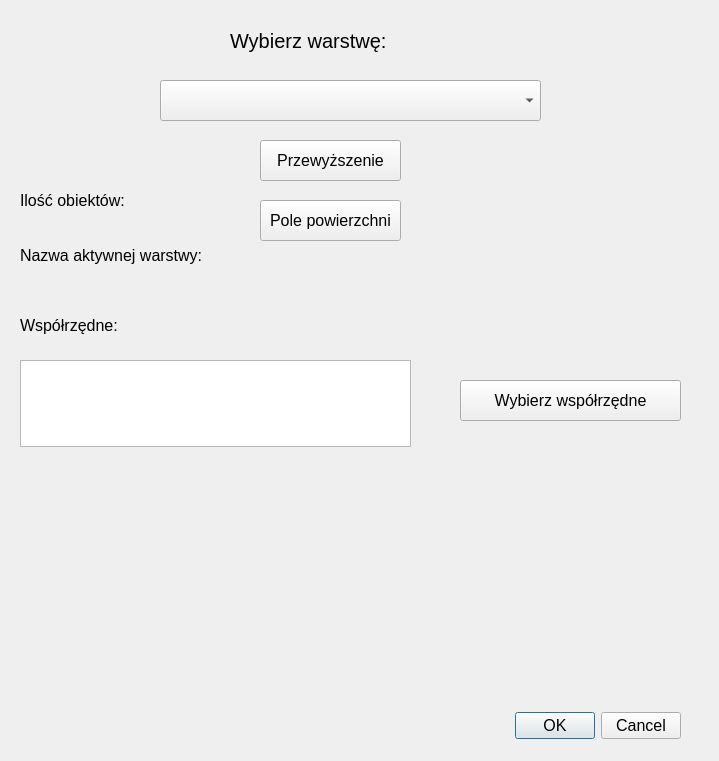
OlaZawadka/wtyczka, file inf_proj_2/INF_PROJ_2_dialog_base.ui: the form before one commit.
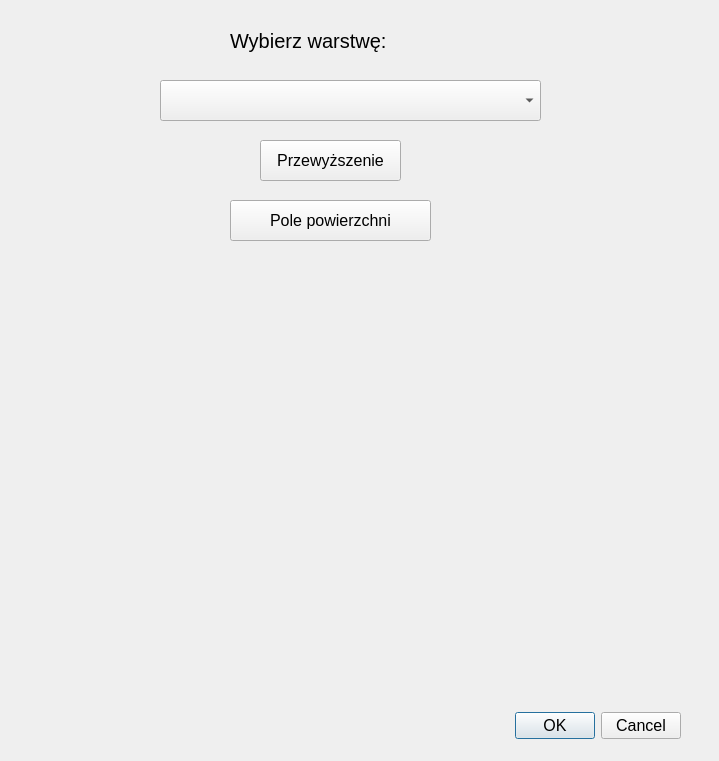
The form after the commit. Custom widgets are drawn as their Qt base class.

Commit message: zmiana wyglądu wtyczki

```diff
--- a/inf_proj_2/INF_PROJ_2_dialog_base.ui
+++ b/inf_proj_2/INF_PROJ_2_dialog_base.ui
@@ -80,85 +80,13 @@
     </rect>
    </property>
   </widget>
-  <widget class="QPushButton" name="pushButton">
-   <property name="geometry">
-    <rect>
-     <x>460</x>
-     <y>380</y>
-     <width>221</width>
-     <height>41</height>
-    </rect>
-   </property>
-   <property name="text">
-    <string>Wybierz współrzędne</string>
-   </property>
-  </widget>
-  <widget class="QTextEdit" name="wsp">
-   <property name="geometry">
-    <rect>
-     <x>20</x>
-     <y>360</y>
-     <width>391</width>
-     <height>87</height>
-    </rect>
-   </property>
-  </widget>
-  <widget class="QLabel" name="label_aktnazwa">
-   <property name="geometry">
-    <rect>
-     <x>20</x>
-     <y>240</y>
-     <width>291</width>
-     <height>31</height>
-    </rect>
-   </property>
-   <property name="font">
-    <font>
-     <pointsize>12</pointsize>
-    </font>
-   </property>
-   <property name="text">
-    <string>Nazwa aktywnej warstwy:</string>
-   </property>
-  </widget>
-  <widget class="QLabel" name="label_wsp">
-   <property name="geometry">
-    <rect>
-     <x>20</x>
-     <y>310</y>
-     <width>151</width>
-     <height>31</height>
-    </rect>
-   </property>
-   <property name="font">
-    <font>
-     <pointsize>12</pointsize>
-    </font>
-   </property>
-   <property name="text">
-    <string>Współrzędne:</string>
-   </property>
-  </widget>
-  <widget class="QLabel" name="label_ilosc">
-   <property name="geometry">
-    <rect>
-     <x>20</x>
-     <y>190</y>
-     <width>141</width>
-     <height>20</height>
-    </rect>
-   </property>
-   <property name="text">
-    <string>Ilość obiektów:</string>
-   </property>
-  </widget>
   <widget class="QLabel" name="label_wynik">
    <property name="geometry">
     <rect>
-     <x>180</x>
-     <y>600</y>
-     <width>311</width>
-     <height>51</height>
+     <x>120</x>
+     <y>280</y>
+     <width>441</width>
+     <height>371</height>
     </rect>
    </property>
    <property name="text">
@@ -168,9 +96,9 @@
   <widget class="QPushButton" name="pushButton_pole">
    <property name="geometry">
     <rect>
-     <x>260</x>
+     <x>230</x>
      <y>200</y>
-     <width>141</width>
+     <width>201</width>
      <height>41</height>
     </rect>
    </property>
```
The commit also changes 1 other file.
